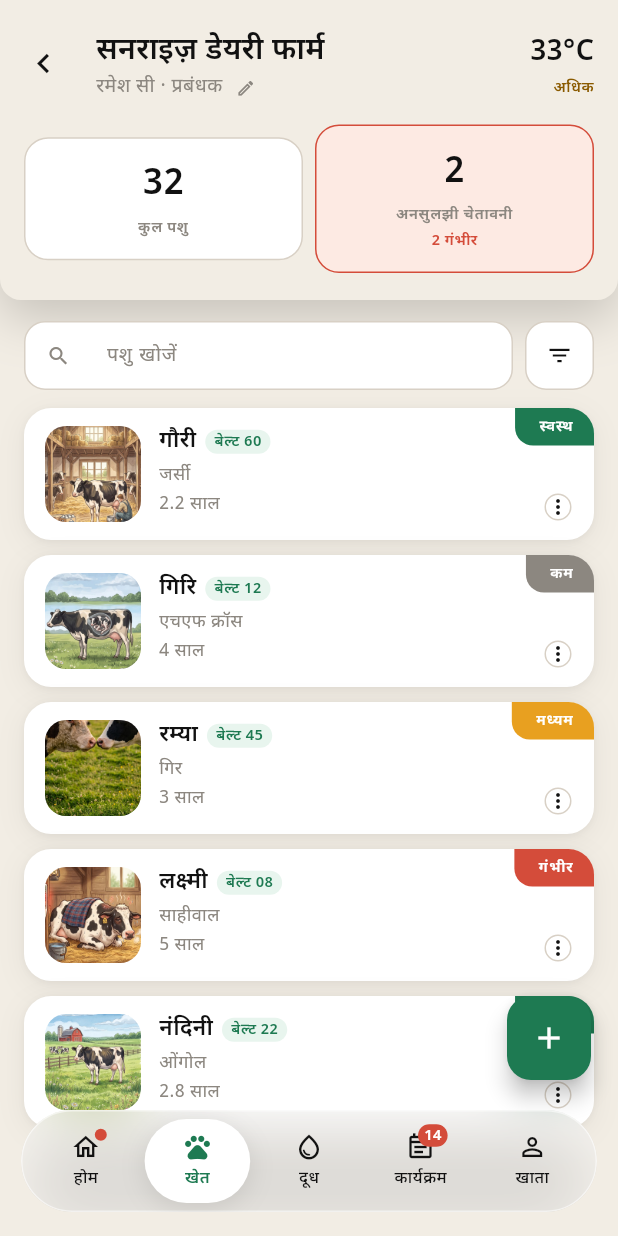
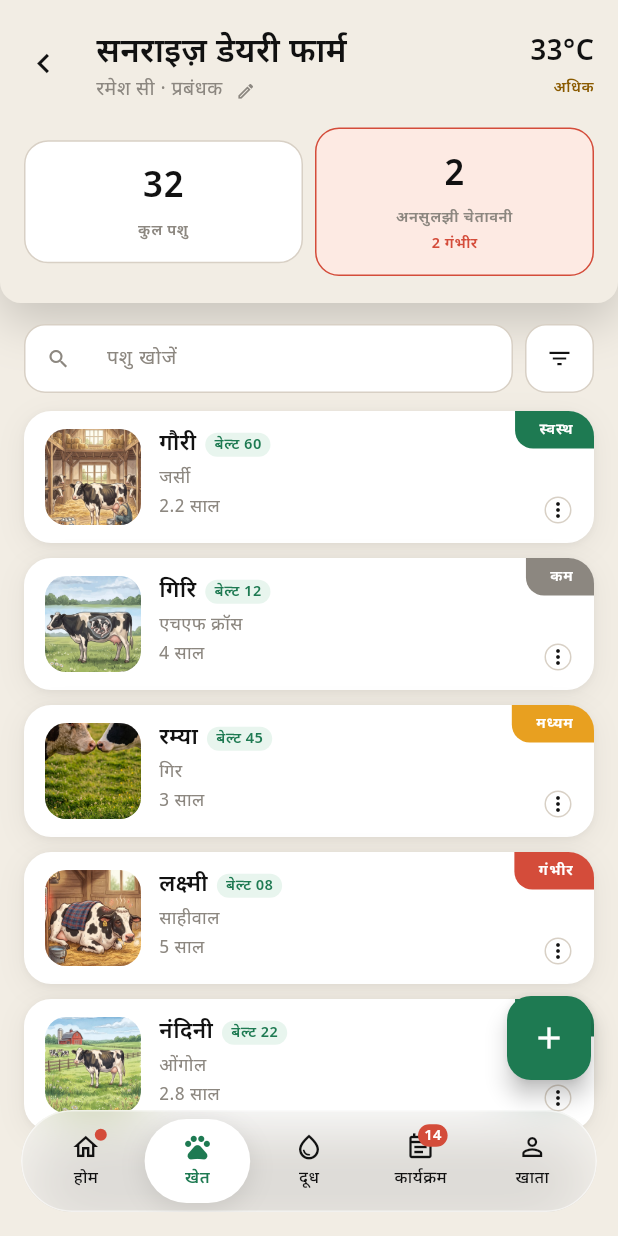
Before and after one commit to vaseey21/Vanix, a Flutter app: the FarmDetailScreen screen opened directly with sample values from the repository, on a phone screen of 412 x 824 dp. Run offline on Flutter 3.47's test engine with Material 3 defaults, Android fonts, the phone set to English and light mode, and no system bars.

Commit message:
auto: save changes

```diff
--- a/flutter_app/lib/screens/farm_detail_screen.dart
+++ b/flutter_app/lib/screens/farm_detail_screen.dart
@@ -338,7 +338,7 @@ class _FarmDetailScreenState extends State<FarmDetailScreen> {
                   child: Column(
                     crossAxisAlignment: CrossAxisAlignment.start,
                     children: [
-                      Text(farm.nm(_lang), style: TextStyle(fontSize: 20, fontWeight: FontWeight.w700, height: 1.2, color: textColor)),
+                      Text(farm.nm(_lang), style: TextStyle(fontSize: 22, fontWeight: FontWeight.w600, height: 1.2, color: textColor)),
                       const SizedBox(height: 2),
                       Row(children: [
                         Flexible(
```
